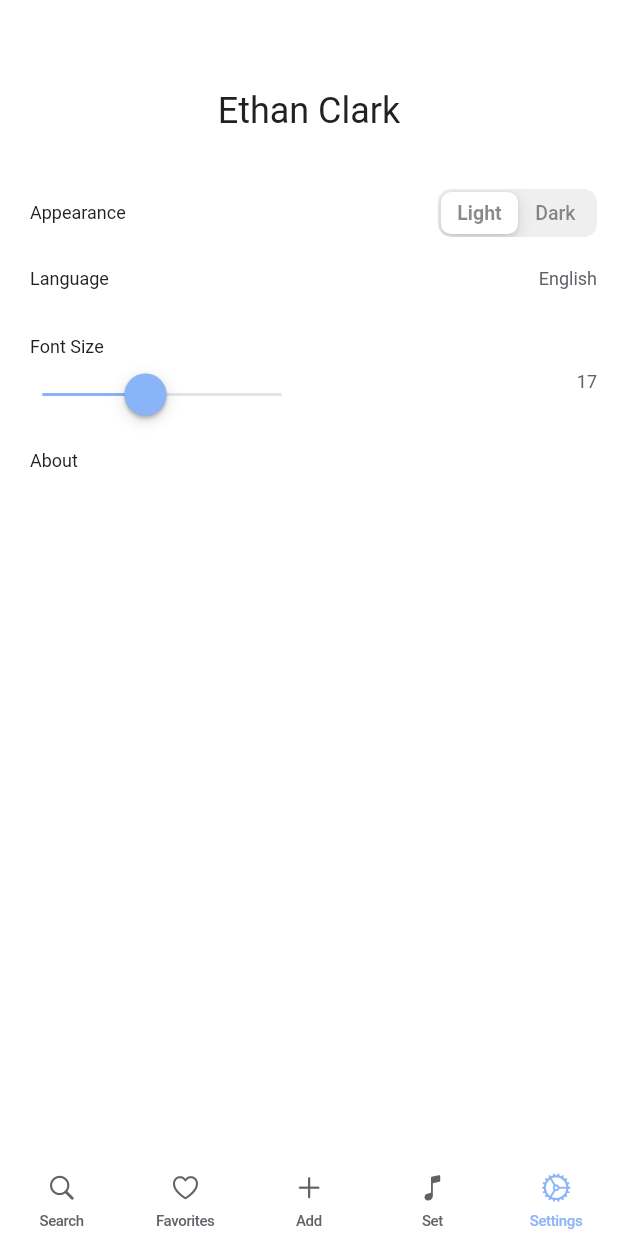
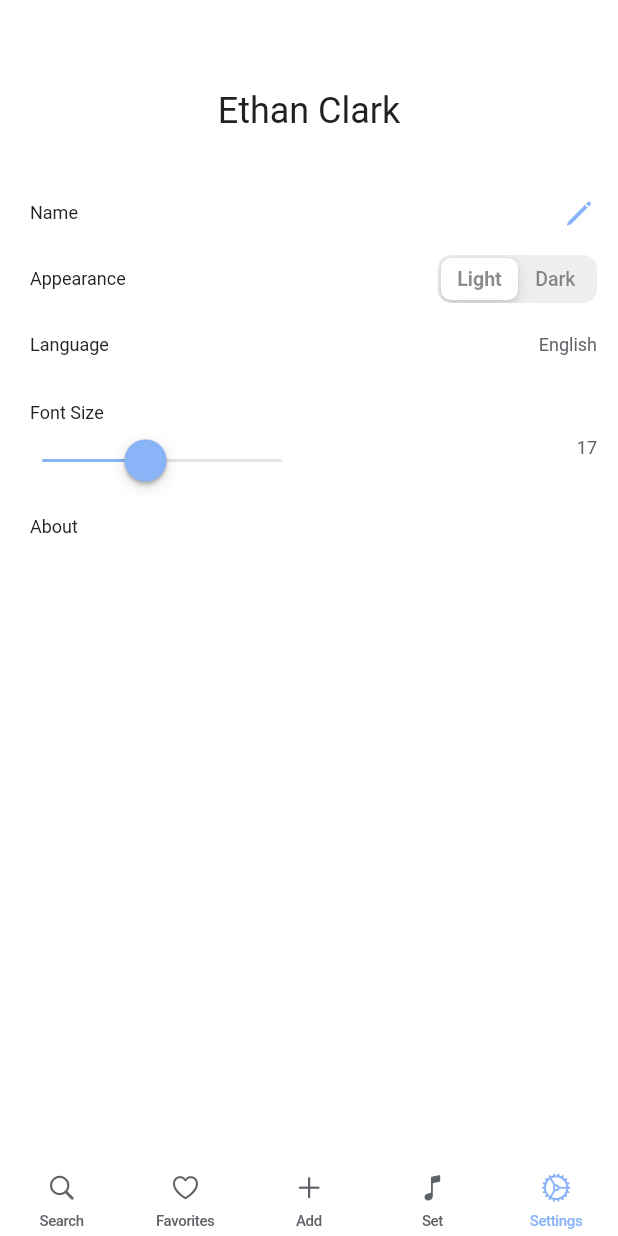
Before and after one commit to margusoe/unitedwoship, a Flutter app: the screen it shows after launch, item 5 of the bottom bar chosen, on a phone screen of 412 x 824 dp. Run offline on Flutter 3.47's test engine with Material 3 defaults, Android fonts, the phone set to English and light mode, and no system bars; our stand-ins replace get_it, package_info_plus, shared_preferences, sqflite; missing offline and left inert: flutter_chord; accounts and stored records are empty.

Commit message:
settings changed

```diff
--- a/lib/infrastructure/user_settings.dart
+++ b/lib/infrastructure/user_settings.dart
@@ -6,11 +6,13 @@ class UserSettings {
 
   final ValueNotifier<bool> isDarkMode = ValueNotifier<bool>(false);
   final ValueNotifier<double> fontSize = ValueNotifier<double>(17.0);
+  final ValueNotifier<String> userName = ValueNotifier<String>('Ethan Clark');
 
   Future<void> init() async {
     prefs = await SharedPreferences.getInstance();
     isDarkMode.value = getDarkMode();
     fontSize.value = _getFontSizeFromPrefs();
+    userName.value = getUserName();
   }
 
   static const _isDarkModeKey = "isDarkMode";
@@ -38,4 +40,15 @@ class UserSettings {
   double _getFontSizeFromPrefs() {
     return prefs.getDouble(_fontSizeKey) ?? 17.0;
   }
+
+  static const _userNameKey = "userName";
+
+  Future<void> setUserName(String name) async {
+    await prefs.setString(_userNameKey, name);
+    userName.value = name;
+  }
+
+  String getUserName() {
+    return prefs.getString(_userNameKey) ?? 'Ethan Clark';
+  }
 }
--- a/lib/screens/settings/settings_manager.dart
+++ b/lib/screens/settings/settings_manager.dart
@@ -12,4 +12,8 @@ class SettingsManager {
   void dragFontSize(double value) {
     appstatemanager.setFontSize(value);
   }
+
+  void setUserName(String name) {
+    getIt<UserSettings>().setUserName(name);
+  }
 }
--- a/lib/screens/settings/settings_screen.dart
+++ b/lib/screens/settings/settings_screen.dart
@@ -31,8 +31,6 @@ class _SettingsScreenState extends State<SettingsScreen> {
   Widget build(BuildContext context) {
     final titleStyle = AppTheme.titleStyle(context);
     final hintStyle = AppTheme.hintStyle(context);
-    final surfaceColor = AppTheme.surfaceColor(context);
-    final secondaryTextColor = AppTheme.secondaryColor(context);
 
     return CupertinoPageScaffold(
       backgroundColor: AppTheme.backgroundColor(context),
@@ -42,9 +40,19 @@ class _SettingsScreenState extends State<SettingsScreen> {
             child: Column(
               children: [
                 const SizedBox(height: 60),
-                Text(
-                  'Ethan Clark',
-                  style: titleStyle.copyWith(fontSize: 24),
+                Row(
+                  mainAxisAlignment: MainAxisAlignment.center,
+                  children: [
+                    ValueListenableBuilder<String>(
+                      valueListenable: userSettings.userName,
+                      builder: (context, name, child) {
+                        return Text(
+                          name,
+                          style: titleStyle.copyWith(fontSize: 24),
+                        );
+                      },
+                    ),
+                  ],
                 ),
                 const SizedBox(height: 32),
               ],
@@ -53,6 +61,11 @@ class _SettingsScreenState extends State<SettingsScreen> {
           SliverList(
             delegate: SliverChildListDelegate(
               [
+                CupertinoListTile(
+                  title: Text('Name', style: titleStyle),
+                  additionalInfo: Icon(CupertinoIcons.pencil),
+                  onTap: () => _showEditNameDialog(context),
+                ),
                 CupertinoListTile(
                     title: Text('Appearance', style: titleStyle),
                     additionalInfo: CupertinoSlidingSegmentedControl<int>(
@@ -109,4 +122,36 @@ class _SettingsScreenState extends State<SettingsScreen> {
       ),
     );
   }
+
+  void _showEditNameDialog(BuildContext context) {
+    final TextEditingController textController =
+        TextEditingController(text: userSettings.getUserName());
+    showCupertinoDialog(
+      context: context,
+      builder: (context) {
+        return CupertinoAlertDialog(
+          title: const Text('Enter your name'),
+          content: CupertinoTextField(
+            controller: textController,
+          ),
+          actions: [
+            CupertinoDialogAction(
+              child: const Text('Cancel'),
+              onPressed: () {
+                Navigator.of(context).pop();
+              },
+            ),
+            CupertinoDialogAction(
+              isDefaultAction: true,
+              child: const Text('Save'),
+              onPressed: () {
+                settingsManager.setUserName(textController.text);
+                Navigator.of(context).pop();
+              },
+            ),
+          ],
+        );
+      },
+    );
+  }
 }
```
